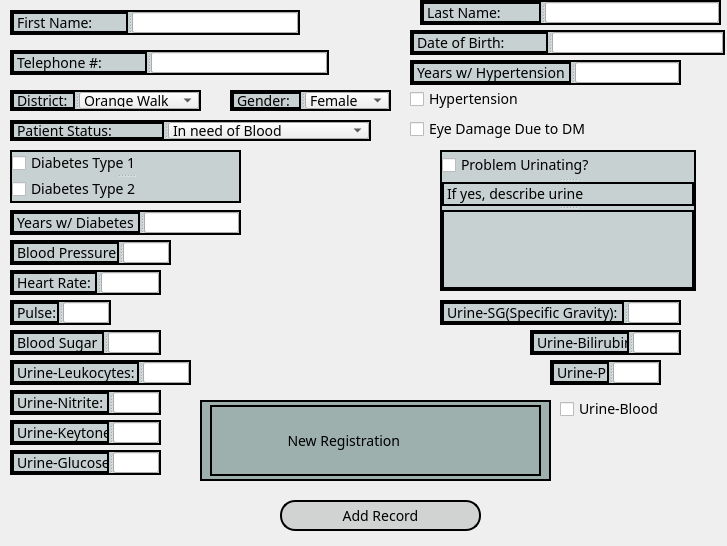
Lurothero/KidneyAssociation, file NewRegistrationui.ui: the form before one commit.
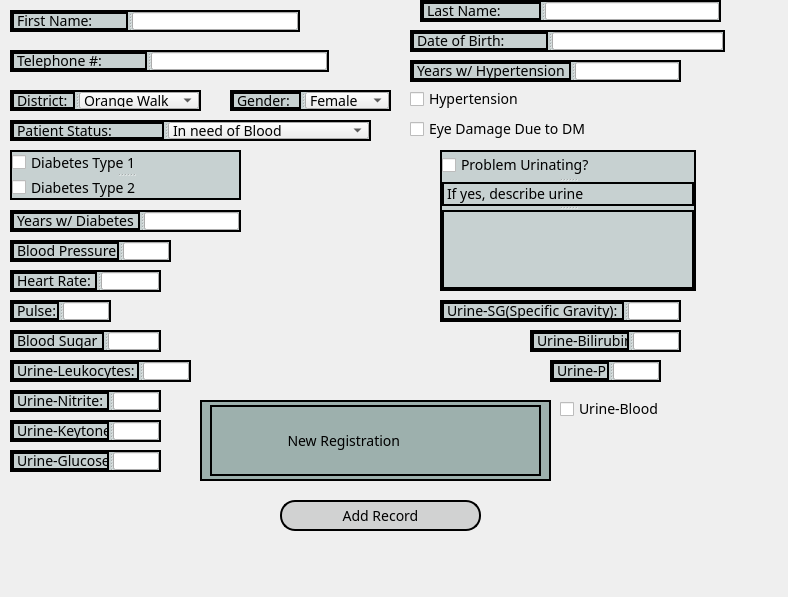
The form after the commit. Icons and pictures are not drawn.

Diff of the .ui file:
```diff
--- a/NewRegistrationui.ui
+++ b/NewRegistrationui.ui
@@ -6,8 +6,8 @@
    <rect>
     <x>0</x>
     <y>0</y>
-    <width>727</width>
-    <height>546</height>
+    <width>788</width>
+    <height>597</height>
    </rect>
   </property>
   <property name="windowTitle">
@@ -62,7 +62,7 @@
      <x>10</x>
      <y>10</y>
      <width>290</width>
-     <height>25</height>
+     <height>22</height>
     </rect>
    </property>
    <property name="orientation">
@@ -81,7 +81,7 @@
      <x>420</x>
      <y>0</y>
      <width>301</width>
-     <height>25</height>
+     <height>22</height>
     </rect>
    </property>
    <property name="orientation">
@@ -100,7 +100,7 @@
      <x>10</x>
      <y>50</y>
      <width>319</width>
-     <height>25</height>
+     <height>22</height>
     </rect>
    </property>
    <property name="orientation">
@@ -119,7 +119,7 @@
      <x>410</x>
      <y>30</y>
      <width>315</width>
-     <height>25</height>
+     <height>22</height>
     </rect>
    </property>
    <property name="orientation">
@@ -164,7 +164,7 @@
      <x>10</x>
      <y>300</y>
      <width>101</width>
-     <height>25</height>
+     <height>22</height>
     </rect>
    </property>
    <property name="orientation">
@@ -183,7 +183,7 @@
      <x>10</x>
      <y>330</y>
      <width>151</width>
-     <height>25</height>
+     <height>22</height>
     </rect>
    </property>
    <property name="orientation">
@@ -202,7 +202,7 @@
      <x>10</x>
      <y>360</y>
      <width>181</width>
-     <height>25</height>
+     <height>22</height>
     </rect>
    </property>
    <property name="orientation">
@@ -221,7 +221,7 @@
      <x>10</x>
      <y>390</y>
      <width>151</width>
-     <height>25</height>
+     <height>22</height>
     </rect>
    </property>
    <property name="orientation">
@@ -240,7 +240,7 @@
      <x>440</x>
      <y>300</y>
      <width>241</width>
-     <height>25</height>
+     <height>22</height>
     </rect>
    </property>
    <property name="orientation">
@@ -259,7 +259,7 @@
      <x>10</x>
      <y>450</y>
      <width>151</width>
-     <height>25</height>
+     <height>22</height>
     </rect>
    </property>
    <property name="orientation">
@@ -278,7 +278,7 @@
      <x>530</x>
      <y>330</y>
      <width>151</width>
-     <height>25</height>
+     <height>22</height>
     </rect>
    </property>
    <property name="orientation">
@@ -297,7 +297,7 @@
      <x>550</x>
      <y>360</y>
      <width>111</width>
-     <height>25</height>
+     <height>22</height>
     </rect>
    </property>
    <property name="orientation">
@@ -316,7 +316,7 @@
      <x>10</x>
      <y>420</y>
      <width>151</width>
-     <height>25</height>
+     <height>22</height>
     </rect>
    </property>
    <property name="orientation">
@@ -521,7 +521,7 @@
      <x>10</x>
      <y>210</y>
      <width>231</width>
-     <height>25</height>
+     <height>22</height>
     </rect>
    </property>
    <property name="orientation">
@@ -540,7 +540,7 @@
      <x>10</x>
      <y>150</y>
      <width>231</width>
-     <height>53</height>
+     <height>50</height>
     </rect>
    </property>
    <property name="orientation">
@@ -563,7 +563,7 @@
      <x>410</x>
      <y>60</y>
      <width>271</width>
-     <height>25</height>
+     <height>22</height>
     </rect>
    </property>
    <property name="orientation">
@@ -606,7 +606,7 @@
      <x>10</x>
      <y>240</y>
      <width>161</width>
-     <height>25</height>
+     <height>22</height>
     </rect>
    </property>
    <property name="orientation">
@@ -625,7 +625,7 @@
      <x>10</x>
      <y>270</y>
      <width>151</width>
-     <height>25</height>
+     <height>22</height>
     </rect>
    </property>
    <property name="orientation">
```
